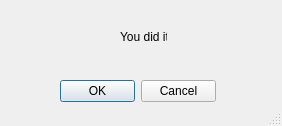
First picture: the form in editDialog.ui, repository KivlanRB/GoldenRetriever, before the edit.
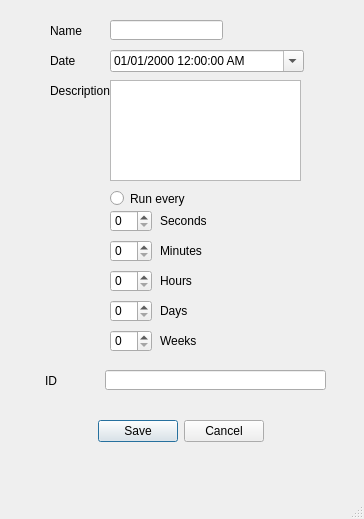
Second picture: the form after the edit.

Commit message: Shortened window and added trigger change

```diff
--- a/editDialog.ui
+++ b/editDialog.ui
@@ -6,38 +6,308 @@
    <rect>
     <x>0</x>
     <y>0</y>
-    <width>282</width>
-    <height>126</height>
+    <width>364</width>
+    <height>519</height>
    </rect>
   </property>
   <property name="windowTitle">
    <string>MainWindow</string>
   </property>
   <widget class="QWidget" name="centralwidget">
-   <widget class="QDialogButtonBox" name="buttonBox">
+   <widget class="QPlainTextEdit" name="jobDescEdit">
     <property name="geometry">
      <rect>
-      <x>60</x>
+      <x>110</x>
       <y>80</y>
-      <width>156</width>
+      <width>191</width>
+      <height>101</height>
+     </rect>
+    </property>
+    <property name="verticalScrollBarPolicy">
+     <enum>Qt::ScrollBarAlwaysOff</enum>
+    </property>
+   </widget>
+   <widget class="QDateTimeEdit" name="jobDateTimeEdit">
+    <property name="geometry">
+     <rect>
+      <x>110</x>
+      <y>50</y>
+      <width>194</width>
+      <height>22</height>
+     </rect>
+    </property>
+    <property name="displayFormat">
+     <string>dd/MM/yyyy hh:mm:ss AP</string>
+    </property>
+    <property name="calendarPopup">
+     <bool>true</bool>
+    </property>
+   </widget>
+   <widget class="QLabel" name="label">
+    <property name="geometry">
+     <rect>
+      <x>50</x>
+      <y>20</y>
+      <width>47</width>
+      <height>21</height>
+     </rect>
+    </property>
+    <property name="text">
+     <string>Name</string>
+    </property>
+   </widget>
+   <widget class="QLabel" name="label_2">
+    <property name="geometry">
+     <rect>
+      <x>50</x>
+      <y>80</y>
+      <width>61</width>
+      <height>21</height>
+     </rect>
+    </property>
+    <property name="text">
+     <string>Description</string>
+    </property>
+   </widget>
+   <widget class="QLabel" name="label_3">
+    <property name="geometry">
+     <rect>
+      <x>50</x>
+      <y>50</y>
+      <width>61</width>
+      <height>21</height>
+     </rect>
+    </property>
+    <property name="text">
+     <string>Date</string>
+    </property>
+   </widget>
+   <widget class="QLineEdit" name="jobNameEdit">
+    <property name="geometry">
+     <rect>
+      <x>110</x>
+      <y>20</y>
+      <width>113</width>
+      <height>20</height>
+     </rect>
+    </property>
+   </widget>
+   <widget class="QLabel" name="label_4">
+    <property name="geometry">
+     <rect>
+      <x>45</x>
+      <y>370</y>
+      <width>61</width>
+      <height>21</height>
+     </rect>
+    </property>
+    <property name="text">
+     <string>ID</string>
+    </property>
+   </widget>
+   <widget class="QLineEdit" name="jobIdEdit">
+    <property name="geometry">
+     <rect>
+      <x>105</x>
+      <y>370</y>
+      <width>221</width>
+      <height>20</height>
+     </rect>
+    </property>
+    <property name="readOnly">
+     <bool>true</bool>
+    </property>
+   </widget>
+   <widget class="QDialogButtonBox" name="dialogButton">
+    <property name="geometry">
+     <rect>
+      <x>40</x>
+      <y>420</y>
+      <width>281</width>
       <height>23</height>
      </rect>
     </property>
+    <property name="orientation">
+     <enum>Qt::Horizontal</enum>
+    </property>
     <property name="standardButtons">
-     <set>QDialogButtonBox::Cancel|QDialogButtonBox::Ok</set>
+     <set>QDialogButtonBox::Cancel|QDialogButtonBox::Save</set>
     </property>
+    <property name="centerButtons">
+     <bool>true</bool>
+    </property>
    </widget>
-   <widget class="QLabel" name="label">
+   <widget class="QLabel" name="label_8">
     <property name="geometry">
      <rect>
-      <x>120</x>
-      <y>30</y>
+      <x>160</x>
+      <y>210</y>
       <width>47</width>
-      <height>13</height>
+      <height>21</height>
      </rect>
     </property>
     <property name="text">
-     <string>You did it!</string>
+     <string>Seconds</string>
+    </property>
+   </widget>
+   <widget class="QLabel" name="label_6">
+    <property name="geometry">
+     <rect>
+      <x>160</x>
+      <y>330</y>
+      <width>47</width>
+      <height>21</height>
+     </rect>
+    </property>
+    <property name="text">
+     <string>Weeks</string>
+    </property>
+   </widget>
+   <widget class="QRadioButton" name="jobIntervalTriggerButton">
+    <property name="geometry">
+     <rect>
+      <x>110</x>
+      <y>190</y>
+      <width>82</width>
+      <height>17</height>
+     </rect>
+    </property>
+    <property name="text">
+     <string>Run every</string>
+    </property>
+   </widget>
+   <widget class="QSpinBox" name="daysSpinBox">
+    <property name="geometry">
+     <rect>
+      <x>110</x>
+      <y>300</y>
+      <width>42</width>
+      <height>22</height>
+     </rect>
+    </property>
+    <property name="minimum">
+     <number>0</number>
+    </property>
+    <property name="maximum">
+     <number>99</number>
+    </property>
+    <property name="value">
+     <number>0</number>
+    </property>
+   </widget>
+   <widget class="QSpinBox" name="hoursSpinBox">
+    <property name="geometry">
+     <rect>
+      <x>110</x>
+      <y>270</y>
+      <width>42</width>
+      <height>22</height>
+     </rect>
+    </property>
+    <property name="minimum">
+     <number>0</number>
+    </property>
+    <property name="maximum">
+     <number>99</number>
+    </property>
+    <property name="value">
+     <number>0</number>
+    </property>
+   </widget>
+   <widget class="QSpinBox" name="weeksSpinBox">
+    <property name="geometry">
+     <rect>
+      <x>110</x>
+      <y>330</y>
+      <width>42</width>
+      <height>22</height>
+     </rect>
+    </property>
+    <property name="minimum">
+     <number>0</number>
+    </property>
+    <property name="maximum">
+     <number>99</number>
+    </property>
+    <property name="value">
+     <number>0</number>
+    </property>
+   </widget>
+   <widget class="QSpinBox" name="secondsSpinBox">
+    <property name="geometry">
+     <rect>
+      <x>110</x>
+      <y>210</y>
+      <width>42</width>
+      <height>22</height>
+     </rect>
+    </property>
+    <property name="minimum">
+     <number>0</number>
+    </property>
+    <property name="maximum">
+     <number>99</number>
+    </property>
+    <property name="value">
+     <number>0</number>
+    </property>
+   </widget>
+   <widget class="QLabel" name="label_5">
+    <property name="geometry">
+     <rect>
+      <x>160</x>
+      <y>300</y>
+      <width>47</width>
+      <height>21</height>
+     </rect>
+    </property>
+    <property name="text">
+     <string>Days</string>
+    </property>
+   </widget>
+   <widget class="QSpinBox" name="minutesSpinBox">
+    <property name="geometry">
+     <rect>
+      <x>110</x>
+      <y>240</y>
+      <width>42</width>
+      <height>22</height>
+     </rect>
+    </property>
+    <property name="minimum">
+     <number>0</number>
+    </property>
+    <property name="maximum">
+     <number>99</number>
+    </property>
+    <property name="value">
+     <number>0</number>
+    </property>
+   </widget>
+   <widget class="QLabel" name="label_7">
+    <property name="geometry">
+     <rect>
+      <x>160</x>
+      <y>270</y>
+      <width>47</width>
+      <height>21</height>
+     </rect>
+    </property>
+    <property name="text">
+     <string>Hours</string>
+    </property>
+   </widget>
+   <widget class="QLabel" name="label_9">
+    <property name="geometry">
+     <rect>
+      <x>160</x>
+      <y>240</y>
+      <width>47</width>
+      <height>21</height>
+     </rect>
+    </property>
+    <property name="text">
+     <string>Minutes</string>
     </property>
    </widget>
   </widget>
```
